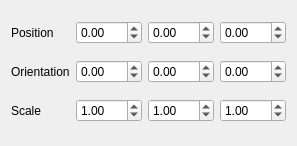
This is RootTools/Treenity/UI/TransformComponent.ui in kevinortegren/zombieshroom as Qt 5 draws it before an edit. The edited form follows.
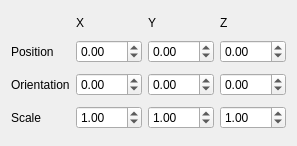
This is the edited form.

Commit message: component views

Diff of the .ui file:
```diff
--- a/RootTools/Treenity/UI/TransformComponent.ui
+++ b/RootTools/Treenity/UI/TransformComponent.ui
@@ -29,123 +29,159 @@
    <property name="sizeConstraint">
     <enum>QLayout::SetNoConstraint</enum>
    </property>
-   <item row="0" column="0">
-    <widget class="QLabel" name="label">
-     <property name="text">
-      <string>Position</string>
+   <item row="2" column="2">
+    <widget class="QDoubleSpinBox" name="doubleSpinBox_orientationY">
+     <property name="minimum">
+      <double>-360.000000000000000</double>
      </property>
+     <property name="maximum">
+      <double>360.000000000000000</double>
+     </property>
     </widget>
    </item>
-   <item row="2" column="0">
+   <item row="3" column="2">
+    <widget class="QDoubleSpinBox" name="doubleSpinBox_scaleY">
+     <property name="minimum">
+      <double>0.010000000000000</double>
+     </property>
+     <property name="maximum">
+      <double>100.000000000000000</double>
+     </property>
+     <property name="value">
+      <double>1.000000000000000</double>
+     </property>
+    </widget>
+   </item>
+   <item row="2" column="1">
+    <widget class="QDoubleSpinBox" name="doubleSpinBox_orientationX">
+     <property name="minimum">
+      <double>-360.000000000000000</double>
+     </property>
+     <property name="maximum">
+      <double>360.000000000000000</double>
+     </property>
+    </widget>
+   </item>
+   <item row="3" column="1">
+    <widget class="QDoubleSpinBox" name="doubleSpinBox_scaleX">
+     <property name="minimum">
+      <double>0.010000000000000</double>
+     </property>
+     <property name="maximum">
+      <double>100.000000000000000</double>
+     </property>
+     <property name="value">
+      <double>1.000000000000000</double>
+     </property>
+    </widget>
+   </item>
+   <item row="3" column="3">
+    <widget class="QDoubleSpinBox" name="doubleSpinBox_scaleZ">
+     <property name="minimum">
+      <double>0.010000000000000</double>
+     </property>
+     <property name="maximum">
+      <double>100.000000000000000</double>
+     </property>
+     <property name="value">
+      <double>1.000000000000000</double>
+     </property>
+    </widget>
+   </item>
+   <item row="2" column="3">
+    <widget class="QDoubleSpinBox" name="doubleSpinBox_orientationZ">
+     <property name="minimum">
+      <double>-360.000000000000000</double>
+     </property>
+     <property name="maximum">
+      <double>360.000000000000000</double>
+     </property>
+    </widget>
+   </item>
+   <item row="1" column="3">
+    <widget class="QDoubleSpinBox" name="doubleSpinBox_translationZ">
+     <property name="minimum">
+      <double>-1000.000000000000000</double>
+     </property>
+     <property name="maximum">
+      <double>1000.000000000000000</double>
+     </property>
+    </widget>
+   </item>
+   <item row="3" column="0">
     <widget class="QLabel" name="label_2">
      <property name="text">
       <string>Scale</string>
      </property>
     </widget>
    </item>
-   <item row="1" column="0">
+   <item row="2" column="0">
     <widget class="QLabel" name="label_3">
      <property name="text">
       <string>Orientation</string>
      </property>
     </widget>
    </item>
-   <item row="0" column="1">
+   <item row="1" column="1">
     <widget class="QDoubleSpinBox" name="doubleSpinBox_translationX">
      <property name="minimum">
-      <double>-1000000.000000000000000</double>
+      <double>-1000.000000000000000</double>
      </property>
      <property name="maximum">
-      <double>1000000.000000000000000</double>
+      <double>1000.000000000000000</double>
      </property>
     </widget>
    </item>
-   <item row="0" column="2">
+   <item row="1" column="2">
     <widget class="QDoubleSpinBox" name="doubleSpinBox_translationY">
      <property name="minimum">
-      <double>-1000000.000000000000000</double>
+      <double>-1000.000000000000000</double>
      </property>
      <property name="maximum">
-      <double>1000000.000000000000000</double>
+      <double>1000.000000000000000</double>
      </property>
     </widget>
    </item>
-   <item row="2" column="3">
-    <widget class="QDoubleSpinBox" name="doubleSpinBox_scaleZ">
-     <property name="minimum">
-      <double>-1000000.000000000000000</double>
+   <item row="1" column="0">
+    <widget class="QLabel" name="label">
+     <property name="text">
+      <string>Position</string>
      </property>
-     <property name="maximum">
-      <double>1000000.000000000000000</double>
+    </widget>
+   </item>
+   <item row="0" column="1">
+    <widget class="QLabel" name="label_4">
+     <property name="maximumSize">
+      <size>
+       <width>16777215</width>
+       <height>15</height>
+      </size>
      </property>
-     <property name="value">
-      <double>1.000000000000000</double>
+     <property name="text">
+      <string>X</string>
      </property>
+     <property name="alignment">
+      <set>Qt::AlignLeading|Qt::AlignLeft|Qt::AlignVCenter</set>
+     </property>
     </widget>
    </item>
-   <item row="1" column="3">
-    <widget class="QDoubleSpinBox" name="doubleSpinBox_orientationZ">
-     <property name="minimum">
-      <double>-360.000000000000000</double>
+   <item row="0" column="2">
+    <widget class="QLabel" name="label_5">
+     <property name="text">
+      <string>Y</string>
      </property>
-     <property name="maximum">
-      <double>360.000000000000000</double>
+     <property name="alignment">
+      <set>Qt::AlignLeading|Qt::AlignLeft|Qt::AlignVCenter</set>
      </property>
     </widget>
    </item>
    <item row="0" column="3">
-    <widget class="QDoubleSpinBox" name="doubleSpinBox_translationZ">
-     <property name="minimum">
-      <double>-1000000.000000000000000</double>
+    <widget class="QLabel" name="label_6">
+     <property name="text">
+      <string>Z</string>
      </property>
-     <property name="maximum">
-      <double>1000000.000000000000000</double>
-     </property>
-    </widget>
-   </item>
-   <item row="1" column="2">
-    <widget class="QDoubleSpinBox" name="doubleSpinBox_orientationY">
-     <property name="minimum">
-      <double>-360.000000000000000</double>
-     </property>
-     <property name="maximum">
-      <double>360.000000000000000</double>
-     </property>
-    </widget>
-   </item>
-   <item row="2" column="2">
-    <widget class="QDoubleSpinBox" name="doubleSpinBox_scaleY">
-     <property name="minimum">
-      <double>-1000000.000000000000000</double>
-     </property>
-     <property name="maximum">
-      <double>1000000.000000000000000</double>
-     </property>
-     <property name="value">
-      <double>1.000000000000000</double>
-     </property>
-    </widget>
-   </item>
-   <item row="1" column="1">
-    <widget class="QDoubleSpinBox" name="doubleSpinBox_orientationX">
-     <property name="minimum">
-      <double>-360.000000000000000</double>
-     </property>
-     <property name="maximum">
-      <double>360.000000000000000</double>
-     </property>
-    </widget>
-   </item>
-   <item row="2" column="1">
-    <widget class="QDoubleSpinBox" name="doubleSpinBox_scaleX">
-     <property name="minimum">
-      <double>-1000000.000000000000000</double>
-     </property>
-     <property name="maximum">
-      <double>1000000.000000000000000</double>
-     </property>
-     <property name="value">
-      <double>1.000000000000000</double>
+     <property name="alignment">
+      <set>Qt::AlignLeading|Qt::AlignLeft|Qt::AlignVCenter</set>
      </property>
     </widget>
    </item>
```
The commit also changes 26 other files.
